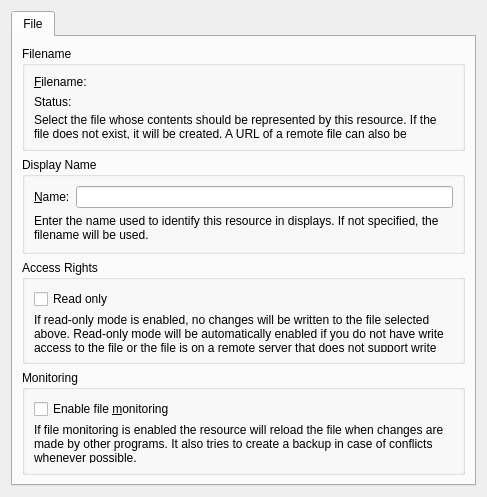
The window that resources/shared/singlefileresource/singlefileresourceconfigdialog_desktop.ui (KDE/kdepim-runtime) describes before a commit, drawn with Qt 5.
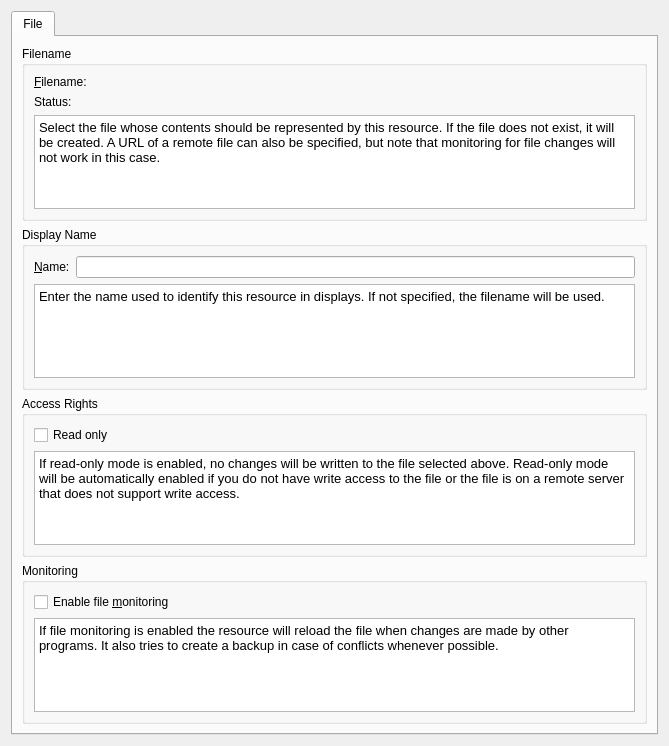
The same window after the commit. Custom widgets are drawn as their Qt base class.

Commit message:
Allow to show text. QLabel + wordwrap doesn't work.
So I replaced it with qtextedit in readonly

Adding  setMinimumSize(sizeHint()) doesn't work when we add it on each
qlabel

Patch:
```diff
--- a/resources/shared/singlefileresource/singlefileresourceconfigdialog_desktop.ui
+++ b/resources/shared/singlefileresource/singlefileresourceconfigdialog_desktop.ui
@@ -6,8 +6,8 @@
    <rect>
     <x>0</x>
     <y>0</y>
-    <width>487</width>
-    <height>497</height>
+    <width>669</width>
+    <height>746</height>
    </rect>
   </property>
   <layout class="QGridLayout" name="gridLayout_2">
@@ -26,7 +26,9 @@
          <property name="title">
           <string>Filename</string>
          </property>
-         <layout class="QVBoxLayout" name="verticalLayout">
+         <layout class="QVBoxLayout" name="verticalLayout_4">
+          <item>
+           <layout class="QVBoxLayout" name="verticalLayout_3">
           <item>
            <layout class="QHBoxLayout" name="horizontalLayout">
             <item>
@@ -45,6 +47,8 @@
            </layout>
           </item>
           <item>
+             <layout class="QVBoxLayout" name="verticalLayout">
+              <item>
            <widget class="QLabel" name="statusLabel">
             <property name="text">
              <string>Status:</string>
@@ -52,14 +56,22 @@
            </widget>
           </item>
           <item>
-           <widget class="QLabel" name="label_3">
-            <property name="text">
-             <string>Select the file whose contents should be represented by this resource. If the file does not exist, it will be created. A URL of a remote file can also be specified, but note that monitoring for file changes will not work in this case.</string>
-            </property>
-            <property name="wordWrap">
+               <widget class="QTextEdit" name="textEdit">
+                <property name="readOnly">
              <bool>true</bool>
             </property>
-           </widget>
+                <property name="html">
+                 <string>&lt;!DOCTYPE HTML PUBLIC &quot;-//W3C//DTD HTML 4.0//EN&quot; &quot;http://www.w3.org/TR/REC-html40/strict.dtd&quot;&gt;
+&lt;html&gt;&lt;head&gt;&lt;meta name=&quot;qrichtext&quot; content=&quot;1&quot; /&gt;&lt;style type=&quot;text/css&quot;&gt;
+p, li { white-space: pre-wrap; }
+&lt;/style&gt;&lt;/head&gt;&lt;body style=&quot; font-family:'Noto Sans'; font-size:10pt; font-weight:400; font-style:normal;&quot;&gt;
+&lt;p style=&quot; margin-top:0px; margin-bottom:0px; margin-left:0px; margin-right:0px; -qt-block-indent:0; text-indent:0px;&quot;&gt;Select the file whose contents should be represented by this resource. If the file does not exist, it will be created. A URL of a remote file can also be specified, but note that monitoring for file changes will not work in this case.&lt;/p&gt;&lt;/body&gt;&lt;/html&gt;</string>
+                </property>
+               </widget>
+              </item>
+             </layout>
+            </item>
+           </layout>
           </item>
          </layout>
         </widget>
@@ -88,13 +100,17 @@
            </layout>
           </item>
           <item>
-           <widget class="QLabel" name="label_4">
-            <property name="text">
-             <string>Enter the name used to identify this resource in displays. If not specified, the filename will be used.</string>
-            </property>
-            <property name="wordWrap">
+           <widget class="QTextEdit" name="textEdit_2">
+            <property name="readOnly">
              <bool>true</bool>
             </property>
+            <property name="html">
+             <string>&lt;!DOCTYPE HTML PUBLIC &quot;-//W3C//DTD HTML 4.0//EN&quot; &quot;http://www.w3.org/TR/REC-html40/strict.dtd&quot;&gt;
+&lt;html&gt;&lt;head&gt;&lt;meta name=&quot;qrichtext&quot; content=&quot;1&quot; /&gt;&lt;style type=&quot;text/css&quot;&gt;
+p, li { white-space: pre-wrap; }
+&lt;/style&gt;&lt;/head&gt;&lt;body style=&quot; font-family:'Noto Sans'; font-size:10pt; font-weight:400; font-style:normal;&quot;&gt;
+&lt;p style=&quot; margin-top:0px; margin-bottom:0px; margin-left:0px; margin-right:0px; -qt-block-indent:0; text-indent:0px;&quot;&gt;Enter the name used to identify this resource in displays. If not specified, the filename will be used.&lt;/p&gt;&lt;/body&gt;&lt;/html&gt;</string>
+            </property>
            </widget>
           </item>
          </layout>
@@ -106,6 +122,20 @@
           <string>Access Rights</string>
          </property>
          <layout class="QGridLayout" name="gridLayout_4">
+          <item row="1" column="0">
+           <widget class="QTextEdit" name="textEdit_3">
+            <property name="readOnly">
+             <bool>true</bool>
+            </property>
+            <property name="html">
+             <string>&lt;!DOCTYPE HTML PUBLIC &quot;-//W3C//DTD HTML 4.0//EN&quot; &quot;http://www.w3.org/TR/REC-html40/strict.dtd&quot;&gt;
+&lt;html&gt;&lt;head&gt;&lt;meta name=&quot;qrichtext&quot; content=&quot;1&quot; /&gt;&lt;style type=&quot;text/css&quot;&gt;
+p, li { white-space: pre-wrap; }
+&lt;/style&gt;&lt;/head&gt;&lt;body style=&quot; font-family:'Noto Sans'; font-size:10pt; font-weight:400; font-style:normal;&quot;&gt;
+&lt;p style=&quot; margin-top:0px; margin-bottom:0px; margin-left:0px; margin-right:0px; -qt-block-indent:0; text-indent:0px;&quot;&gt;If read-only mode is enabled, no changes will be written to the file selected above. Read-only mode will be automatically enabled if you do not have write access to the file or the file is on a remote server that does not support write access.&lt;/p&gt;&lt;/body&gt;&lt;/html&gt;</string>
+            </property>
+           </widget>
+          </item>
           <item row="0" column="0">
            <widget class="QCheckBox" name="kcfg_ReadOnly">
             <property name="text">
@@ -113,16 +143,6 @@
             </property>
            </widget>
           </item>
-          <item row="1" column="0">
-           <widget class="QLabel" name="label_2">
-            <property name="text">
-             <string>If read-only mode is enabled, no changes will be written to the file selected above. Read-only mode will be automatically enabled if you do not have write access to the file or the file is on a remote server that does not support write access.</string>
-            </property>
-            <property name="wordWrap">
-             <bool>true</bool>
-            </property>
-           </widget>
-          </item>
          </layout>
         </widget>
        </item>
@@ -132,16 +152,6 @@
           <string>Monitoring</string>
          </property>
          <layout class="QGridLayout" name="gridLayout">
-          <item row="1" column="0" colspan="3">
-           <widget class="QLabel" name="label_5">
-            <property name="text">
-             <string>If file monitoring is enabled the resource will reload the file when changes are made by other programs. It also tries to create a backup in case of conflicts whenever possible.</string>
-            </property>
-            <property name="wordWrap">
-             <bool>true</bool>
-            </property>
-           </widget>
-          </item>
           <item row="0" column="0">
            <widget class="QCheckBox" name="kcfg_MonitorFile">
             <property name="text">
@@ -149,6 +159,20 @@
             </property>
            </widget>
           </item>
+          <item row="1" column="0">
+           <widget class="QTextEdit" name="textEdit_4">
+            <property name="readOnly">
+             <bool>true</bool>
+            </property>
+            <property name="html">
+             <string>&lt;!DOCTYPE HTML PUBLIC &quot;-//W3C//DTD HTML 4.0//EN&quot; &quot;http://www.w3.org/TR/REC-html40/strict.dtd&quot;&gt;
+&lt;html&gt;&lt;head&gt;&lt;meta name=&quot;qrichtext&quot; content=&quot;1&quot; /&gt;&lt;style type=&quot;text/css&quot;&gt;
+p, li { white-space: pre-wrap; }
+&lt;/style&gt;&lt;/head&gt;&lt;body style=&quot; font-family:'Noto Sans'; font-size:10pt; font-weight:400; font-style:normal;&quot;&gt;
+&lt;p style=&quot; margin-top:0px; margin-bottom:0px; margin-left:0px; margin-right:0px; -qt-block-indent:0; text-indent:0px;&quot;&gt;If file monitoring is enabled the resource will reload the file when changes are made by other programs. It also tries to create a backup in case of conflicts whenever possible.&lt;/p&gt;&lt;/body&gt;&lt;/html&gt;</string>
+            </property>
+           </widget>
+          </item>
          </layout>
         </widget>
        </item>
@@ -159,16 +183,16 @@
   </layout>
  </widget>
  <customwidgets>
+  <customwidget>
+   <class>KUrlRequester</class>
+   <extends>QWidget</extends>
+   <header>kurlrequester.h</header>
+  </customwidget>
   <customwidget>
    <class>KLineEdit</class>
    <extends>QLineEdit</extends>
    <header>klineedit.h</header>
   </customwidget>
-  <customwidget>
-   <class>KUrlRequester</class>
-   <extends>QFrame</extends>
-   <header>kurlrequester.h</header>
-  </customwidget>
  </customwidgets>
  <resources/>
  <connections/>
```
Lines whose indentation alone changed are shown as unchanged. The commit also changes 1 other file.
